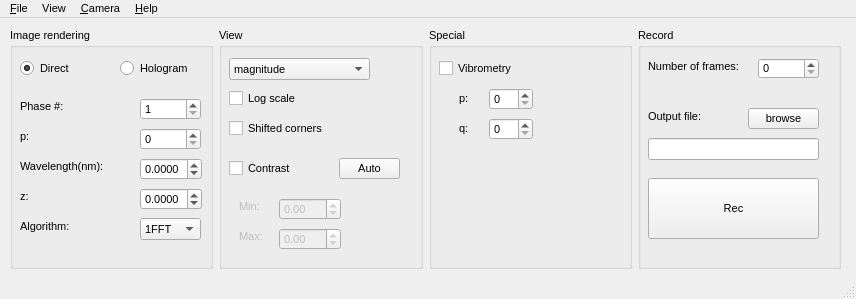
The window that Holovibes/main_window.ui (DigitalHolography/Holovibes) describes before a commit, drawn with Qt 5.
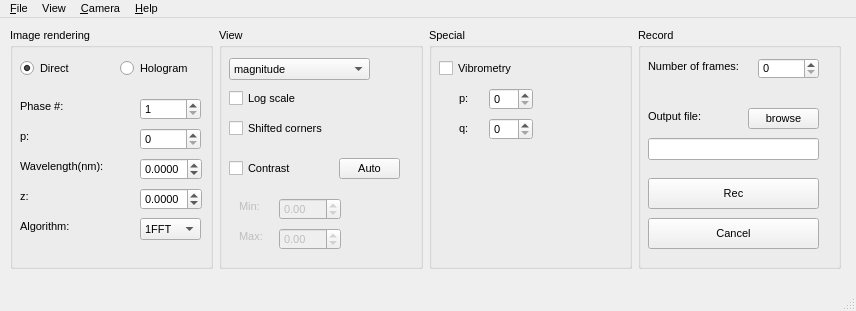
The same window after the commit. Custom widgets are drawn as their Qt base class.

Commit message: Cancel record button and function

Patch:
```diff
--- a/Holovibes/main_window.ui
+++ b/Holovibes/main_window.ui
@@ -10,7 +10,7 @@
     <x>0</x>
     <y>0</y>
     <width>856</width>
-    <height>299</height>
+    <height>311</height>
    </rect>
   </property>
   <property name="font">
@@ -385,13 +385,26 @@
           <x>10</x>
           <y>150</y>
           <width>171</width>
-          <height>61</height>
+          <height>31</height>
          </rect>
         </property>
         <property name="text">
          <string>Rec</string>
         </property>
        </widget>
+       <widget class="QPushButton" name="pushButton">
+        <property name="geometry">
+         <rect>
+          <x>10</x>
+          <y>190</y>
+          <width>171</width>
+          <height>31</height>
+         </rect>
+        </property>
+        <property name="text">
+         <string>Cancel</string>
+        </property>
+       </widget>
       </widget>
      </item>
      <item row="0" column="1">
```
Left out of the diff: 73 changed lines with no effect on the pictures. The commit also changes 2 other files.
